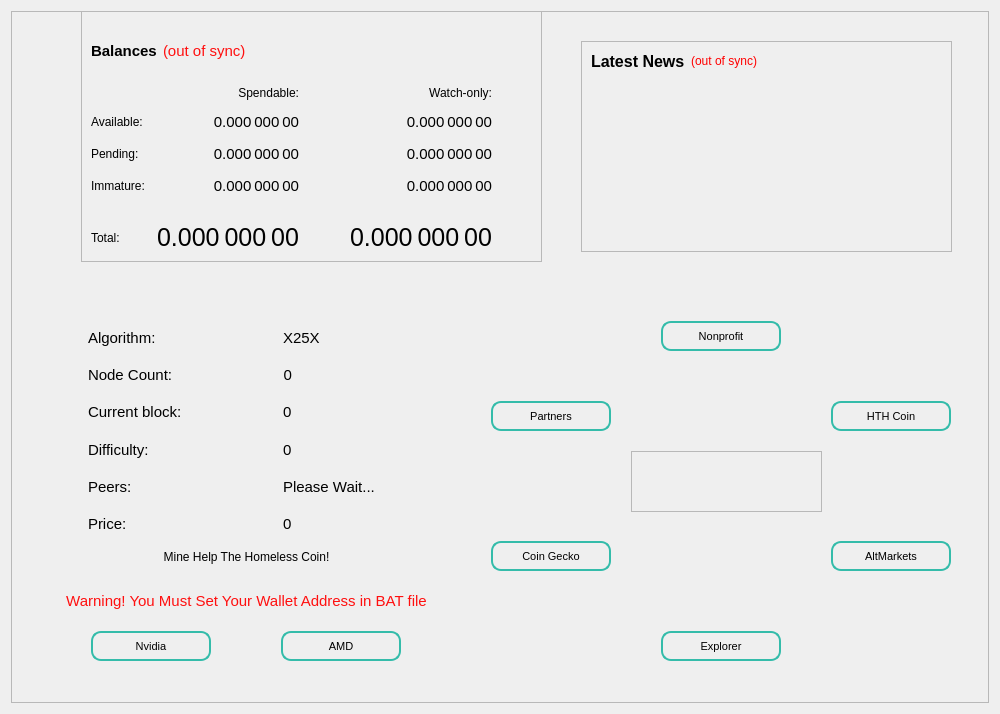
First picture: the form in src/qt/forms/overviewpage.ui, repository HTHcoin/helpthehomelesscoin, before the edit.
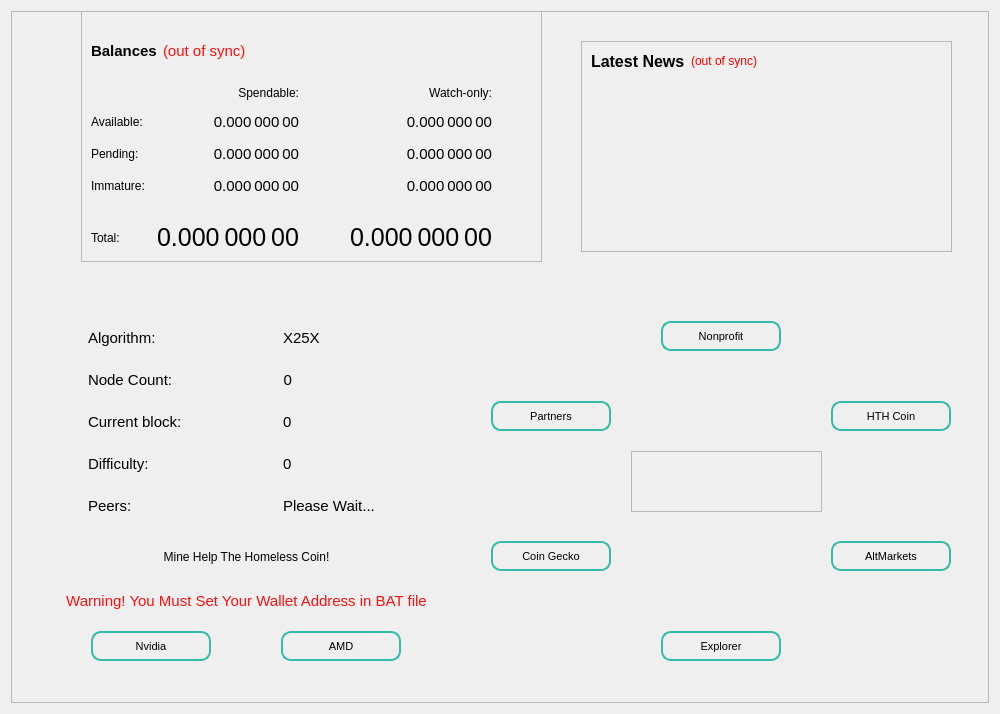
Second picture: the form after the edit.

Diff of the .ui file:
```diff
--- a/src/qt/forms/overviewpage.ui
+++ b/src/qt/forms/overviewpage.ui
@@ -303,20 +303,6 @@
             </property>
            </widget>
           </item>
-          <item row="13" column="0">
-           <widget class="QLabel" name="labelCurrentMarket">
-            <property name="text">
-             <string>Price:</string>
-            </property>
-           </widget>
-          </item>
-          <item row="13" column="1">
-           <widget class="QLabel" name="labelCurrentPrice">
-            <property name="text">
-             <string>0</string>
-            </property>
-           </widget>
-          </item>
          </layout>
         </widget>
        </item>
```
